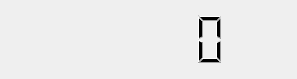
First picture: the form in ui/count-down.ui, repository berndhs/egalite, before the edit.
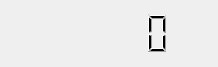
Second picture: the form after the edit. Icons and pictures are not drawn.

```diff
--- a/ui/count-down.ui
+++ b/ui/count-down.ui
@@ -6,8 +6,8 @@
    <rect>
     <x>0</x>
     <y>0</y>
-    <width>297</width>
-    <height>79</height>
+    <width>218</width>
+    <height>67</height>
    </rect>
   </property>
   <property name="windowTitle">
```
